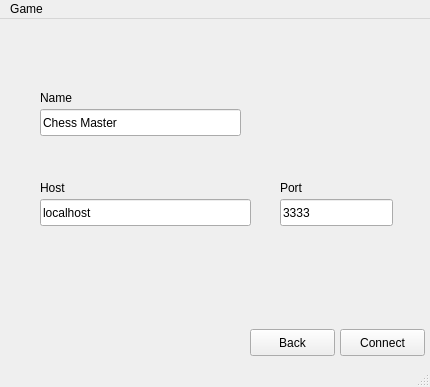
First picture: the form in qt/qtchess/mainwindow.ui, repository alamminsalo/chess, before the edit.
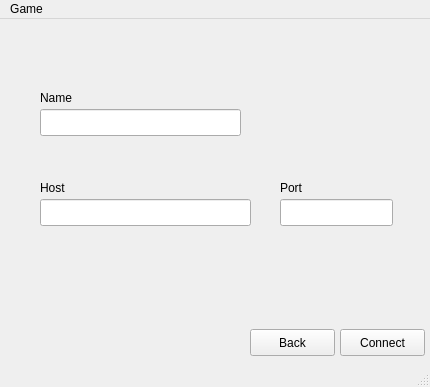
Second picture: the form after the edit. The open tabs and pages were chosen to show the change.

Patch:
```diff
--- a/qt/qtchess/mainwindow.ui
+++ b/qt/qtchess/mainwindow.ui
@@ -139,7 +139,7 @@
        <string>Server IP address or domain</string>
       </property>
       <property name="text">
-       <string>localhost</string>
+       <string/>
       </property>
       <property name="maxLength">
        <number>100</number>
@@ -161,7 +161,7 @@
        <string>Server port</string>
       </property>
       <property name="text">
-       <string>3333</string>
+       <string/>
       </property>
       <property name="maxLength">
        <number>4</number>
@@ -209,7 +209,7 @@
        <string>Your name goes here</string>
       </property>
       <property name="text">
-       <string>Chess Master</string>
+       <string/>
       </property>
       <property name="maxLength">
        <number>24</number>
```
